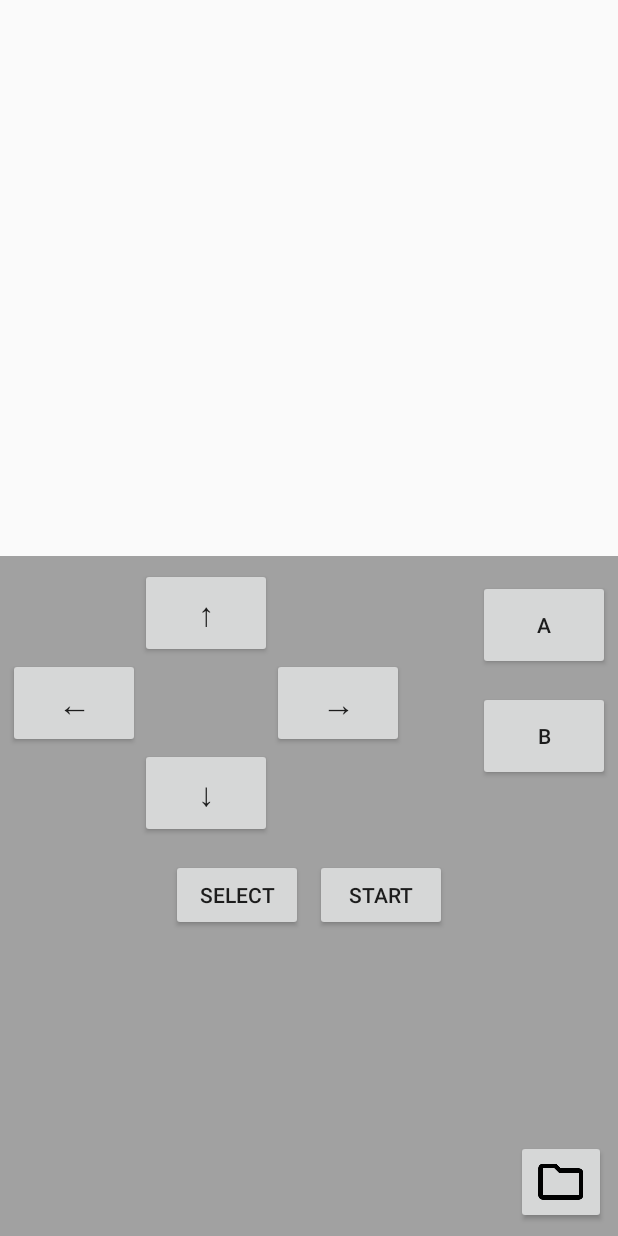
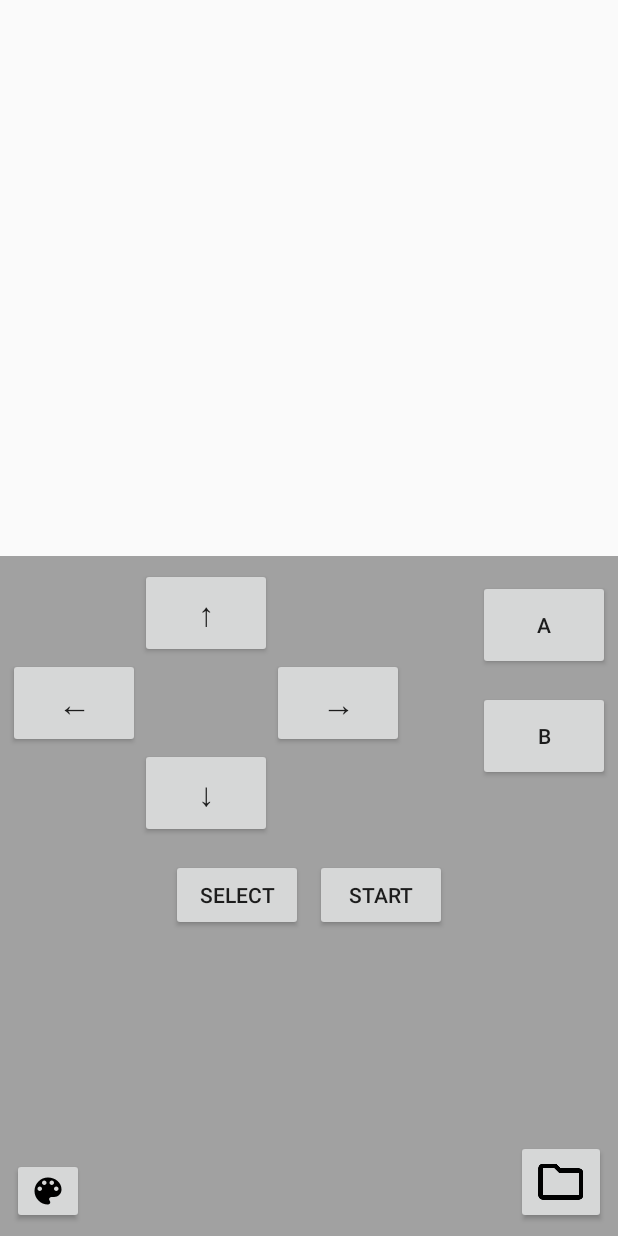
Before and after one commit to veikkos/chester, an Android app: the screen it shows after launch (MainActivity), on a phone screen of 412 x 824 dp. Run offline under Robolectric (Android 15) with nearby library versions, the phone set to English and light mode, and no system bars; 1 statement that could not run was skipped.

Commit message:
Add color correction toggle to Android UI

```diff
--- a/android/ChesterApp/app/src/main/java/com/chester/chesterapp/MainActivity.java
+++ b/android/ChesterApp/app/src/main/java/com/chester/chesterapp/MainActivity.java
@@ -35,6 +35,7 @@ public class MainActivity extends AppCompatActivity {
     final static String TAG = "Chester";
     static java.util.concurrent.atomic.AtomicBoolean paused;
     static java.util.concurrent.atomic.AtomicBoolean destroyed;
+    static java.util.concurrent.atomic.AtomicBoolean toggleColors;
     static ChesterView chesterView;
     int screenWidth;
     Thread chesterThread;
@@ -69,6 +70,7 @@ public class MainActivity extends AppCompatActivity {
 
         paused = new java.util.concurrent.atomic.AtomicBoolean(true);
         destroyed = new java.util.concurrent.atomic.AtomicBoolean(false);
+        toggleColors = new java.util.concurrent.atomic.AtomicBoolean(false);
 
         Display display = getWindowManager().getDefaultDisplay();
         Point size = new Point();
@@ -82,12 +84,23 @@ public class MainActivity extends AppCompatActivity {
         buttonCallbacks();
 
         final Context context = this;
-        ImageButton settings = findViewById(R.id.settings);
-        settings.setOnTouchListener(new View.OnTouchListener() {
+        ImageButton gameSelect = findViewById(R.id.game_select);
+        gameSelect.setOnTouchListener(new View.OnTouchListener() {
             @Override
             public boolean onTouch(View v, MotionEvent event) {
                 if(event.getAction() == MotionEvent.ACTION_DOWN) {
                     openGameSelector(context);
+                }
+                return true;
+            }
+        });
+
+        ImageButton colorCorrection = findViewById(R.id.colors);
+        colorCorrection.setOnTouchListener(new View.OnTouchListener() {
+            @Override
+            public boolean onTouch(View v, MotionEvent event) {
+                if(event.getAction() == MotionEvent.ACTION_DOWN) {
+                    toggleColors.set(true);
                 }
                 return true;
             }
@@ -143,18 +156,8 @@ public class MainActivity extends AppCompatActivity {
         decorView.setSystemUiVisibility(uiOptions);
     }
 
-    private void openGameSelector(final Context context)
-    {
-        File mPath = new File(Environment.getExternalStorageDirectory() + "//Download//");
-        FileDialog fileDialog = new FileDialog(this, mPath, ".gb");
-        fileDialog.addFileListener(new FileDialog.FileSelectedListener() {
-            public void fileSelected(File file) {
-                stopChesterIfRunning();
-
-                Log.d(getClass().getName(), "selected file " + file.toString());
-                if (initChester(file.getAbsolutePath(), getFilesDir().getAbsolutePath() + "/"))
-                {
-                    chesterThread = new Thread(){
+    private Thread createChesterRunningThread() {
+        return new Thread(){
             public void run(){
                 Log.i(TAG, "Initialized Chester");
                 int ret = 0;
@@ -171,10 +174,28 @@ public class MainActivity extends AppCompatActivity {
                         }
                     } else {
                         ret = runChester();
+                        if (toggleColors.get()) {
+                            toggleColors.set(false);
+                            toggleColorCorrection();
+                        }
                     }
                 } while(ret == 0);
             }
         };
+    }
+
+    private void openGameSelector(final Context context)
+    {
+        File mPath = new File(Environment.getExternalStorageDirectory() + "//Download//");
+        FileDialog fileDialog = new FileDialog(this, mPath, ".gb");
+        fileDialog.addFileListener(new FileDialog.FileSelectedListener() {
+            public void fileSelected(File file) {
+                stopChesterIfRunning();
+
+                Log.d(getClass().getName(), "selected file " + file.toString());
+                if (initChester(file.getAbsolutePath(), getFilesDir().getAbsolutePath() + "/"))
+                {
+                    chesterThread = createChesterRunningThread();
                     chesterThread.start();
                 }
                 else
@@ -356,4 +377,6 @@ public class MainActivity extends AppCompatActivity {
     public native void setKeyDown(boolean pressed);
     public native void setKeyLeft(boolean pressed);
     public native void setKeyRight(boolean pressed);
+
+    public native void toggleColorCorrection();
 }
--- a/android/ChesterApp/app/src/main/res/layout/activity_main.xml
+++ b/android/ChesterApp/app/src/main/res/layout/activity_main.xml
@@ -109,7 +109,7 @@
         </RelativeLayout>
 
         <ImageButton
-            android:id="@+id/settings"
+            android:id="@+id/game_select"
             android:layout_width="wrap_content"
             android:layout_height="wrap_content"
             android:layout_margin="8dp"
@@ -117,5 +117,15 @@
             android:layout_alignParentRight="true"
             android:elevation="2dp"
             android:src="@drawable/outline_folder_black_36" />
+
+        <ImageButton
+            android:id="@+id/colors"
+            android:layout_width="wrap_content"
+            android:layout_height="wrap_content"
+            android:layout_margin="8dp"
+            android:layout_alignParentBottom="true"
+            android:layout_alignParentLeft="true"
+            android:elevation="2dp"
+            android:src="@drawable/baseline_color_lens_black_36" />
     </RelativeLayout>
 </RelativeLayout>
```
Also changed, not shown: android/ChesterApp/app/src/main/res/drawable/baseline_color_lens_24.xml (added, +10 -0 lines), android/ChesterApp/app/src/main/res/drawable-hdpi/baseline_color_lens_black_36.png (added), android/ChesterApp/app/src/main/res/drawable-mdpi/baseline_color_lens_black_36.png (added), android/ChesterApp/app/src/main/res/drawable-xhdpi/baseline_color_lens_black_36.png (added), android/ChesterApp/app/src/main/res/drawable-xxhdpi/baseline_color_lens_black_36.png (added), android/ChesterApp/app/src/main/res/drawable-xxxhdpi/baseline_color_lens_black_36.png (added), 1 other file. Lines whose indentation alone changed are shown as unchanged.
